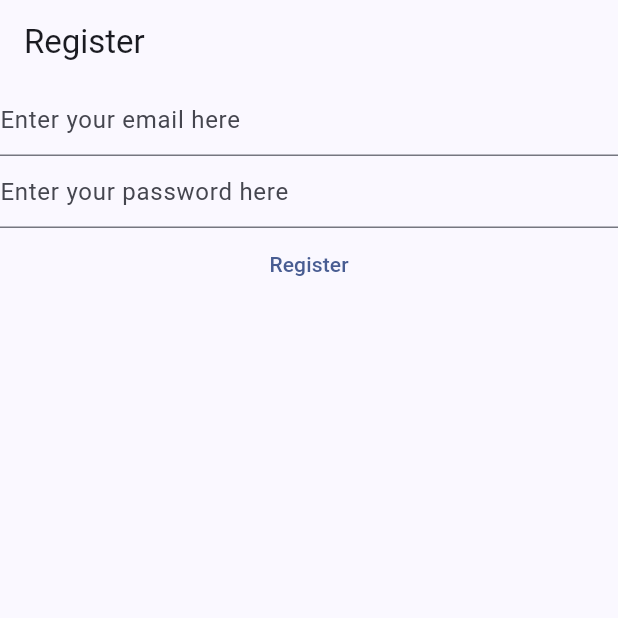
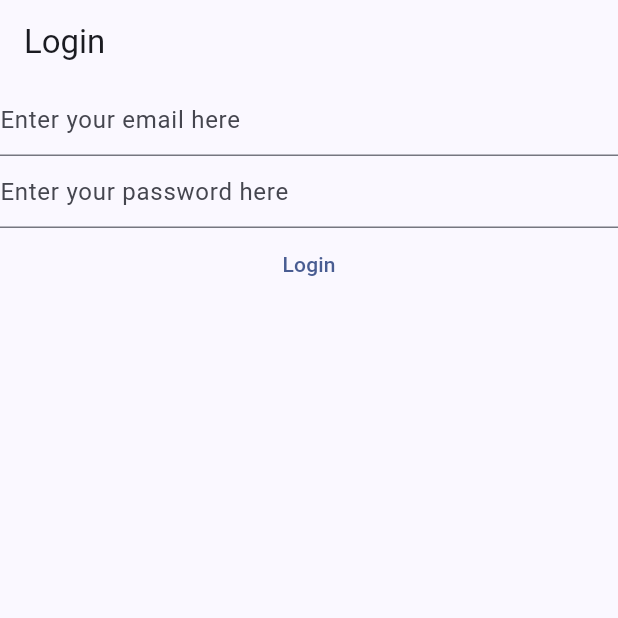
Before and after one commit to Aakarshann/LearningDart, a Flutter app: the screen it shows after launch, on a phone screen of 412 x 824 dp, the top half of it. Run offline on Flutter 3.47's test engine with Material 3 defaults, Android fonts, the phone set to English and light mode, and no system bars; our stand-ins replace firebase_auth, firebase_core; accounts and stored records are empty.

Commit message:
login view created

```diff
--- a/lib/main.dart
+++ b/lib/main.dart
@@ -1,6 +1,7 @@
 import 'package:firebase_core/firebase_core.dart';
 import 'package:flutter/material.dart';
 import 'package:firebase_auth/firebase_auth.dart';
+import 'package:mydart/views/login_view.dart';
 import 'firebase_options.dart';
 
 void main() {
@@ -20,7 +21,7 @@
             seedColor: const Color.fromARGB(255, 0, 106, 255)),
         useMaterial3: true,
       ),
-      home: const RegisterView(),
+      home: const LoginView(),
     );
   }
 }
--- a/lib/views/login_view.dart
+++ b/lib/views/login_view.dart
@@ -11,8 +11,72 @@
 }
 
 class _LoginViewState extends State<LoginView> {
+  late final TextEditingController _email;
+  late final TextEditingController _password;
+
+  @override
+  void initState() {
+    _email = TextEditingController();
+    _password = TextEditingController();
+
+    super.initState();
+  }
+
+  @override
+  void dispose() {
+    _email.dispose();
+    _password.dispose();
+    super.dispose();
+  }
+
   @override
   Widget build(BuildContext context) {
-    return Container();
+    return Scaffold(
+      appBar: AppBar(
+        title: const Text('Login'),
+      ),
+      body: FutureBuilder(
+        future: Firebase.initializeApp(
+          options: DefaultFirebaseOptions.currentPlatform,
+        ),
+        builder: (context, snapshot) {
+          switch (snapshot.connectionState) {
+            case ConnectionState.done:
+              return Column(
+                children: [
+                  TextField(
+                    controller: _email,
+                    enableSuggestions: false,
+                    autocorrect: false,
+                    keyboardType: TextInputType.emailAddress,
+                    decoration: const InputDecoration(
+                        hintText: 'Enter your email here'),
+                  ),
+                  TextField(
+                    controller: _password,
+                    obscureText: true,
+                    enableSuggestions: false,
+                    autocorrect: false,
+                    decoration: const InputDecoration(
+                        hintText: 'Enter your password here'),
+                  ),
+                  TextButton(
+                      onPressed: () async {
+                        final email = _email.text;
+                        final password = _password.text;
+                        final userCredential = await FirebaseAuth.instance
+                            .signInWithEmailAndPassword(
+                                email: email, password: password);
+                        print(userCredential);
+                      },
+                      child: const Text('Login')),
+                ],
+              );
+            default:
+              return const Text('Loading...');
+          }
+        },
+      ),
+    );
   }
 }
```
